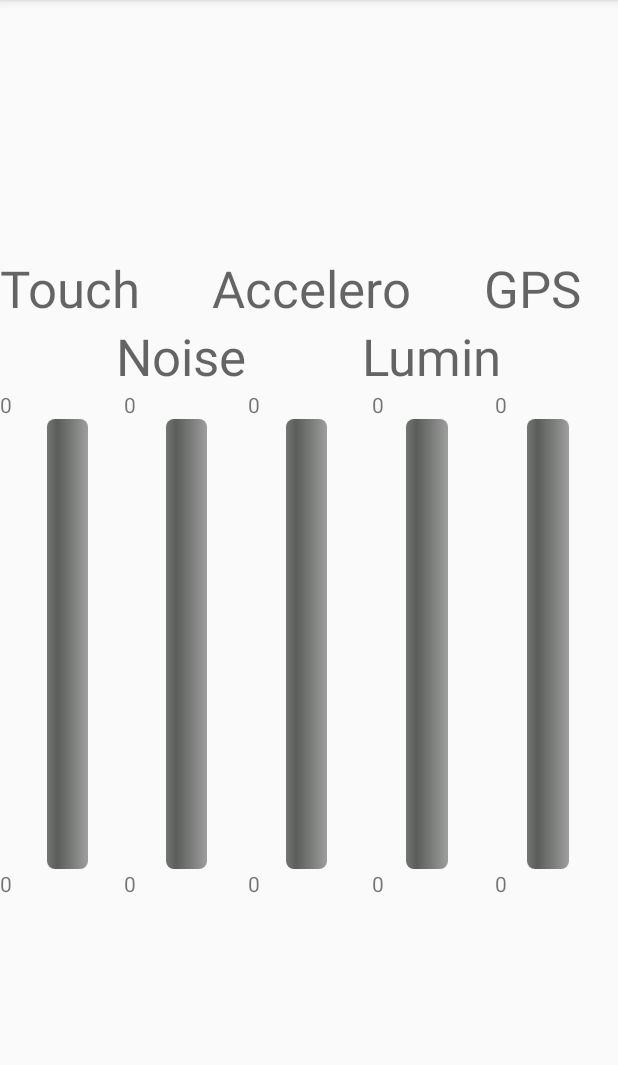
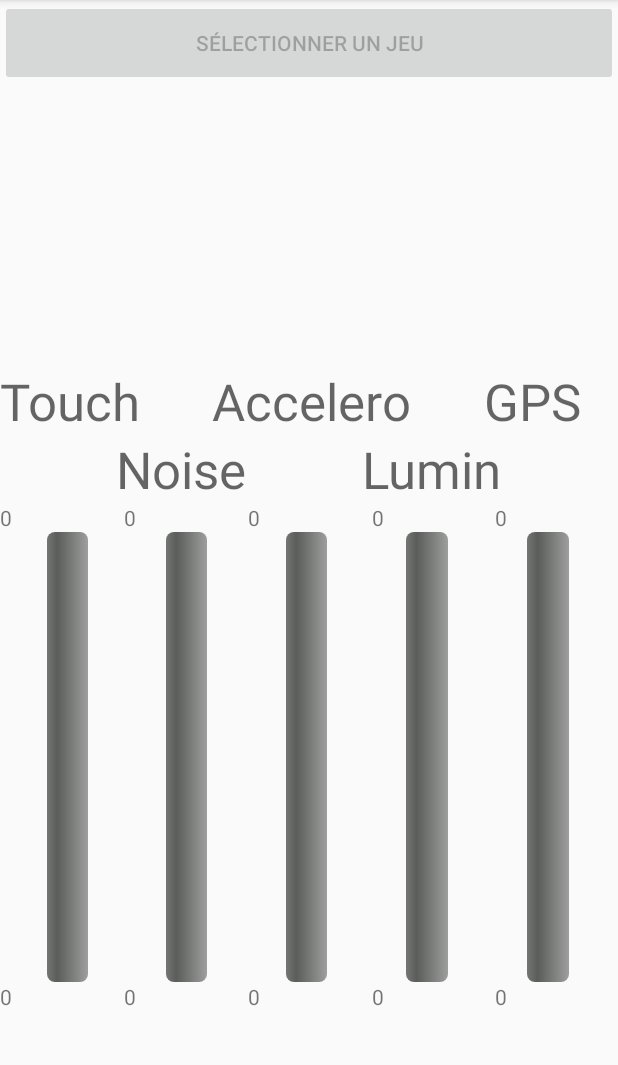
Before and after one commit to hugo-clems/android-mini-projet, an Android app: the screen it shows after launch (MainActivity), on a phone screen of 412 x 824 dp, the part 84-1149 px from its top. Run offline under Robolectric (Android 15) with nearby library versions, the phone set to English and light mode, and no system bars.

Commit message:
Changement de vue

```diff
--- a/app/src/main/AndroidManifest.xml
+++ b/app/src/main/AndroidManifest.xml
@@ -12,6 +12,7 @@
         android:roundIcon="@mipmap/ic_launcher_round"
         android:supportsRtl="true"
         android:theme="@style/AppTheme">
+        <activity android:name=".JeuActivity"></activity>
         <activity android:name=".MainActivity">
             <intent-filter>
                 <action android:name="android.intent.action.MAIN" />
--- a/app/src/main/res/layout/activity_main.xml
+++ b/app/src/main/res/layout/activity_main.xml
@@ -12,10 +12,18 @@
         android:layout_height="match_parent"
         android:orientation="vertical">
 
+        <Button
+            android:id="@+id/btnSelected"
+            android:layout_width="match_parent"
+            android:layout_height="wrap_content"
+            android:layout_weight="0.01"
+            android:onClick="clicBtnSelected"
+            android:text="Sélectionner un jeu" />
+
         <Space
             android:layout_width="wrap_content"
             android:layout_height="wrap_content"
-            android:layout_weight="0.1" />
+            android:layout_weight="0.2" />
 
         <LinearLayout
             android:layout_width="match_parent"
@@ -152,7 +160,11 @@
                 style="@style/Widget.ProgressBar.Vertical"
                 android:layout_width="12dip"
                 android:layout_height="300dip"
-                android:layout_weight="0.3" />
+                android:layout_weight="0.3"
+                android:onClick="clicProgressBar"
+                android:clickable="true"
+                android:focusable="true"
+                android:tag="1" />
 
             <Space
                 android:layout_width="wrap_content"
@@ -164,7 +176,11 @@
                 style="@style/Widget.ProgressBar.Vertical"
                 android:layout_width="12dip"
                 android:layout_height="300dip"
-                android:layout_weight="0.3" />
+                android:layout_weight="0.3"
+                android:onClick="clicProgressBar"
+                android:clickable="true"
+                android:focusable="true"
+                android:tag="2" />
 
             <Space
                 android:layout_width="wrap_content"
@@ -176,7 +192,11 @@
                 style="@style/Widget.ProgressBar.Vertical"
                 android:layout_width="12dip"
                 android:layout_height="300dip"
-                android:layout_weight="0.3" />
+                android:layout_weight="0.3"
+                android:onClick="clicProgressBar"
+                android:clickable="true"
+                android:focusable="true"
+                android:tag="3" />
 
             <Space
                 android:layout_width="wrap_content"
@@ -188,7 +208,11 @@
                 style="@style/Widget.ProgressBar.Vertical"
                 android:layout_width="12dip"
                 android:layout_height="300dip"
-                android:layout_weight="0.3" />
+                android:layout_weight="0.3"
+                android:onClick="clicProgressBar"
+                android:clickable="true"
+                android:focusable="true"
+                android:tag="4" />
 
             <Space
                 android:layout_width="wrap_content"
@@ -200,7 +224,11 @@
                 style="@style/Widget.ProgressBar.Vertical"
                 android:layout_width="12dip"
                 android:layout_height="300dip"
-                android:layout_weight="0.3" />
+                android:layout_weight="0.3"
+                android:onClick="clicProgressBar"
+                android:clickable="true"
+                android:focusable="true"
+                android:tag="5" />
 
             <Space
                 android:layout_width="wrap_content"
```
Also changed, not shown: app/src/main/java/hutoch/m2dl/miniprojet/JeuActivity.java (added, +13 -0 lines), app/src/main/java/hutoch/m2dl/miniprojet/MainActivity.java (+37 -1 lines), app/src/main/res/layout/activity_jeu.xml (added, +20 -0 lines).
